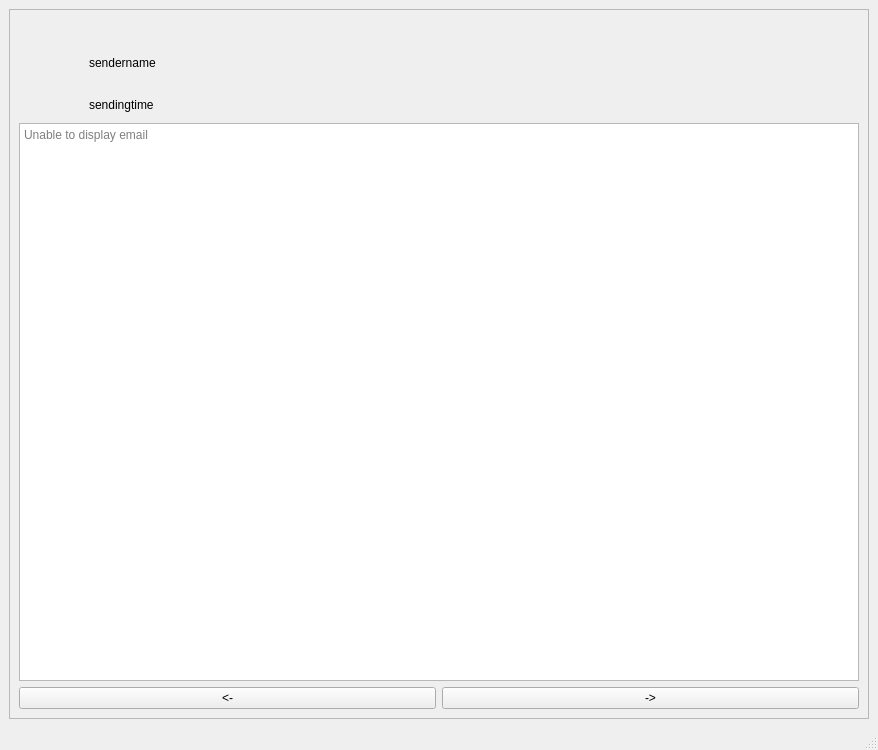
The window that src/static/preview.ui (Pizza989/mail_match) describes before a commit, drawn with Qt 5.
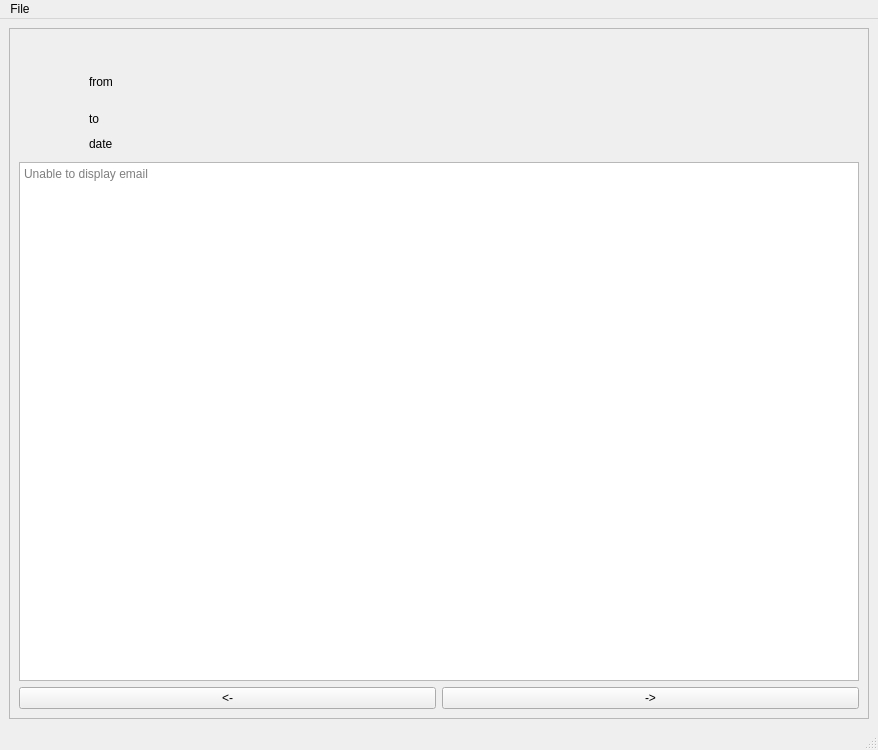
The same window after the commit.

Commit message: config dialog base class + imapconfig and appconfig dialogs

```diff
--- a/src/static/preview.ui
+++ b/src/static/preview.ui
@@ -84,7 +84,14 @@
               </size>
              </property>
              <property name="text">
-              <string>sendername</string>
+              <string>from</string>
+             </property>
+            </widget>
+           </item>
+           <item>
+            <widget class="QLabel" name="to_label">
+             <property name="text">
+              <string>to</string>
              </property>
             </widget>
            </item>
@@ -109,7 +116,7 @@
               </size>
              </property>
              <property name="text">
-              <string>sendingtime</string>
+              <string>date</string>
              </property>
             </widget>
            </item>
@@ -177,9 +184,16 @@
      <x>0</x>
      <y>0</y>
      <width>878</width>
-     <height>21</height>
+     <height>30</height>
     </rect>
    </property>
+   <widget class="QMenu" name="menuFile">
+    <property name="title">
+     <string>File</string>
+    </property>
+    <addaction name="actionOpen_Config"/>
+   </widget>
+   <addaction name="menuFile"/>
   </widget>
   <widget class="QStatusBar" name="statusbar"/>
  </widget>
```
Left out of the diff: 5 changed lines with no effect on the pictures. The commit also changes 3 other files.
